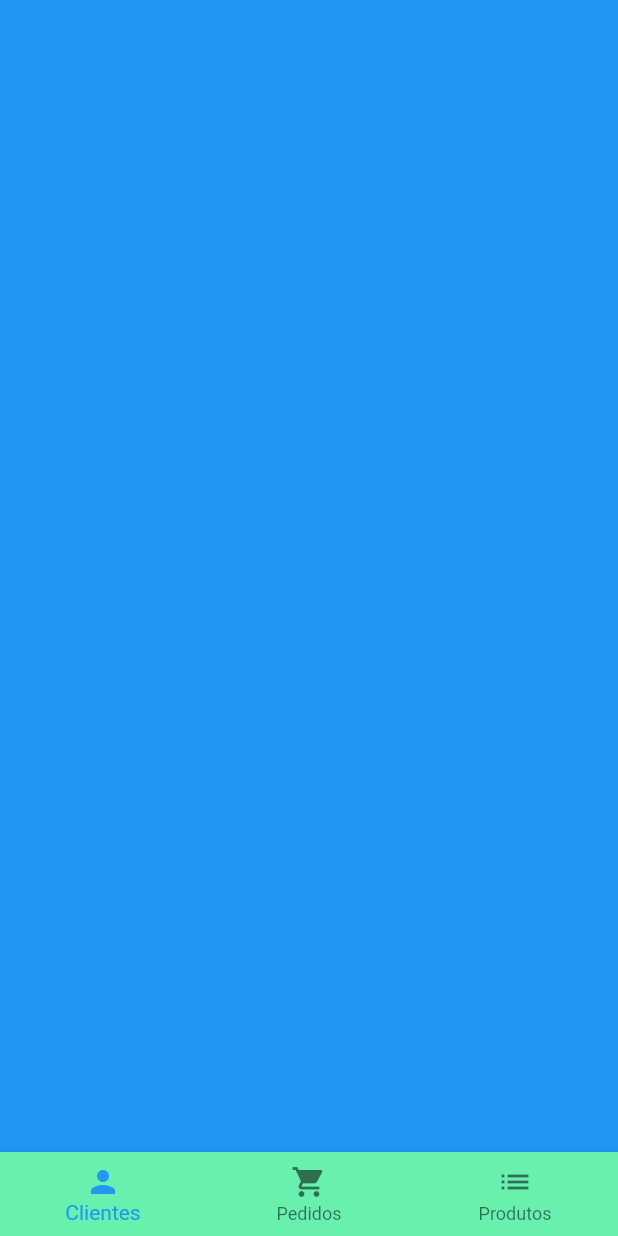
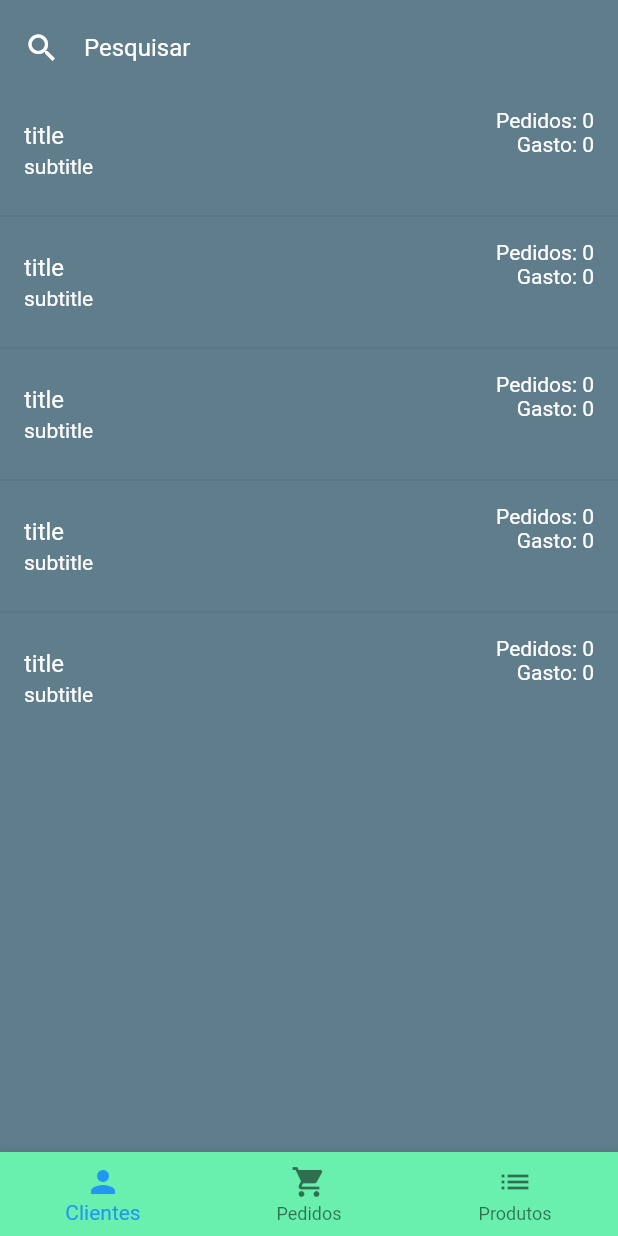
Before and after one commit to BrendowNettrends/gerenciador_loja_online, a Flutter app: the screen it shows once a user with an empty profile is signed in, on a phone screen of 412 x 824 dp. Run offline on Flutter 3.47's test engine with Material 2 defaults, Android fonts, the phone set to English and light mode, and no system bars; our stand-ins replace cloud_firestore, firebase_auth, rxdart; missing offline and left inert: bloc_pattern; accounts and stored records are empty.

Commit message:
Tab clientes

```diff
--- a/gerenciador_loja_online_app/lib/screens/home_screen.dart
+++ b/gerenciador_loja_online_app/lib/screens/home_screen.dart
@@ -1,4 +1,5 @@
 import 'package:flutter/material.dart';
+import 'package:gerenciador_loja_online/tabs/users_tab.dart';
 class HomeScreen extends StatefulWidget {
   @override
   _HomeScreenState createState() => _HomeScreenState();
@@ -62,7 +63,8 @@ class _HomeScreenState extends State<HomeScreen> {
           ]
         ),
       ),
-      body: PageView(
+      body: SafeArea(
+        child: PageView(
           controller: _pageController,
           onPageChanged: (p) {
             setState(() {
@@ -70,10 +72,11 @@ class _HomeScreenState extends State<HomeScreen> {
             });
           },
           children: <Widget>[
-          Container(color: Colors.blue),
+            UsersTab(),
             Container(color: Colors.amber),
             Container(color: Colors.deepPurpleAccent)
           ],
+        ),
       )
     );
   }
--- /dev/null
+++ b/gerenciador_loja_online_app/lib/tabs/users_tab.dart
@@ -0,0 +1,34 @@
+import 'package:flutter/material.dart';
+import 'package:gerenciador_loja_online/tiles/user_tile.dart';
+class UsersTab extends StatelessWidget {
+  @override
+  Widget build(BuildContext context) {
+    return Column(
+      children: <Widget>[
+        Padding(
+          padding: const EdgeInsets.symmetric(horizontal: 16, vertical: 8),
+          child: TextField(
+            style: TextStyle(color: Colors.white),
+            decoration: InputDecoration(
+              hintText: "Pesquisar",
+              hintStyle: TextStyle(color: Colors.white),
+              icon: Icon(Icons.search, color: Colors.white,),
+              border: InputBorder.none
+            )
+          ),
+        ),
+        Expanded(
+          child: ListView.separated(
+              itemBuilder: (context, index) {
+                return UserTile();
+              },
+              separatorBuilder: (context, index){
+                return Divider();
+              },
+              itemCount: 5
+          ),
+        )
+      ],
+    );
+  }
+}
--- /dev/null
+++ b/gerenciador_loja_online_app/lib/tiles/user_tile.dart
@@ -0,0 +1,30 @@
+import 'package:flutter/material.dart';
+
+class UserTile extends StatelessWidget {
+  @override
+  Widget build(BuildContext context) {
+    return ListTile(
+      title: Text(
+        "title",
+        style:  TextStyle(color: Colors.white),
+      ),
+      subtitle: Text(
+        "subtitle",
+        style: TextStyle(color: Colors.white),
+      ),
+      trailing: Column(
+        crossAxisAlignment: CrossAxisAlignment.end,
+        children: <Widget> [
+          Text(
+            "Pedidos: 0",
+            style: TextStyle(color: Colors.white),
+          ),
+          Text(
+            "Gasto: 0",
+            style: TextStyle(color: Colors.white),
+          )
+        ]
+      ),
+    );
+  }
+}
```
Lines whose indentation alone changed are shown as unchanged.
